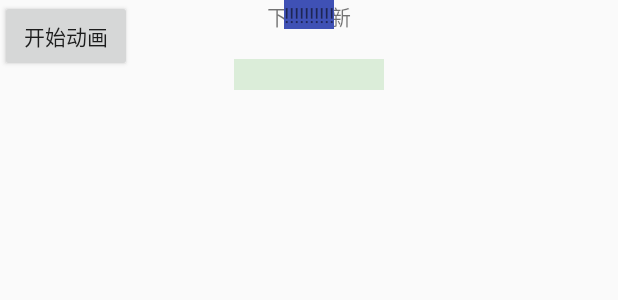
After one commit to Learzhu/LearzhuBrowser, an Android app: the layout activity_anim.xml on its own in the app's theme, with its tools: preview values and no code run, on a phone screen of 412 x 824 dp. The commit adds this screen. Shown: the top 300 px of the screen. Run offline under Robolectric (Android 15) with nearby library versions, the phone set to English and light mode, and no system bars.

Commit message:
1.新增时间格式化的方法 修改分割的方法 2.新增百分数 3.新增属性动画 发现view.getLeft（）在相对布局中会出现异常 使用另一种方式

```diff
--- /dev/null
+++ b/app/src/main/res/layout/activity_anim.xml
@@ -0,0 +1,127 @@
+<?xml version="1.0" encoding="utf-8"?>
+<RelativeLayout xmlns:android="http://schemas.android.com/apk/res/android"
+                android:layout_width="match_parent"
+                android:layout_height="100dp">
+    <!--下拉刷新-->
+    <TextView
+        android:id="@+id/tv_refresh_pull"
+        android:layout_width="wrap_content"
+        android:layout_height="wrap_content"
+        android:layout_centerHorizontal="true"
+        android:text="下拉刷新"/>
+
+    <RelativeLayout
+        android:id="@+id/rl_refresh"
+        android:layout_width="100dp"
+        android:layout_height="wrap_content"
+        android:layout_centerInParent="true"
+        android:background="#22119900"
+        android:paddingBottom="5dp"
+        android:paddingTop="5dp"
+        android:visibility="visible">
+
+        <ImageView
+            android:id="@+id/iv_refresh_left"
+            android:layout_width="wrap_content"
+            android:layout_height="wrap_content"
+            android:layout_alignParentLeft="true"
+            android:background="@mipmap/ic_novel_refresh_head_red_bobble"
+            android:visibility="invisible"/>
+
+        <ImageView
+            android:id="@+id/iv_refresh_right"
+            android:layout_width="wrap_content"
+            android:layout_height="wrap_content"
+            android:layout_alignParentRight="true"
+            android:background="@mipmap/ic_novel_refresh_head_blue_bobble"
+            android:visibility="invisible"/>
+
+    </RelativeLayout>
+
+    <!--<ImageView-->
+    <!--android:id="@+id/iv_refresh_left"-->
+    <!--android:layout_width="wrap_content"-->
+    <!--android:layout_height="wrap_content"-->
+    <!--android:layout_alignParentLeft="true"-->
+    <!--android:layout_centerVertical="true"-->
+    <!--android:layout_marginLeft="50dp"-->
+    <!--android:background="@mipmap/ic_novel_refresh_head_red_bobble"-->
+    <!--android:visibility="visible"/>-->
+
+    <!--<ImageView-->
+    <!--android:id="@+id/iv_refresh_right"-->
+    <!--android:layout_width="wrap_content"-->
+    <!--android:layout_height="wrap_content"-->
+    <!--android:layout_alignParentRight="true"-->
+    <!--android:layout_centerVertical="true"-->
+    <!--android:layout_marginRight="50dp"-->
+    <!--android:background="@mipmap/ic_novel_refresh_head_blue_bobble"-->
+    <!--android:visibility="visible"/>-->
+
+    <!--<LinearLayout-->
+    <!--android:id="@+id/rl_refresh"-->
+    <!--android:layout_width="200dp"-->
+    <!--android:layout_height="wrap_content"-->
+    <!--android:layout_centerInParent="true"-->
+    <!--android:background="#22119900"-->
+    <!--android:orientation="horizontal"-->
+    <!--android:paddingBottom="5dp"-->
+    <!--android:paddingTop="5dp"-->
+    <!--android:visibility="visible">-->
+
+    <!--<ImageView-->
+    <!--android:id="@+id/iv_refresh_left"-->
+    <!--android:layout_width="wrap_content"-->
+    <!--android:layout_height="wrap_content"-->
+    <!--android:layout_alignParentLeft="true"-->
+    <!--android:background="@mipmap/ic_novel_refresh_head_red_bobble"-->
+    <!--android:visibility="visible"/>-->
+
+    <!--<ImageView-->
+    <!--android:id="@+id/iv_refresh_right"-->
+    <!--android:layout_width="wrap_content"-->
+    <!--android:layout_height="wrap_content"-->
+    <!--android:layout_alignParentRight="true"-->
+    <!--android:layout_marginLeft="100dp"-->
+    <!--android:background="@mipmap/ic_novel_refresh_head_blue_bobble"-->
+    <!--android:visibility="visible"/>-->
+
+    <!--</LinearLayout>-->
+
+    <!--最终显示的刷新完成-->
+    <LinearLayout
+        android:id="@+id/ll_refresh_done"
+        android:layout_width="wrap_content"
+        android:layout_height="wrap_content"
+        android:layout_centerHorizontal="true"
+        android:layout_centerInParent="true"
+        android:gravity="center_vertical"
+        android:orientation="horizontal"
+        android:visibility="invisible">
+
+        <ImageView
+            android:layout_width="wrap_content"
+            android:layout_height="wrap_content"
+            android:src="@mipmap/ic_novel_refresh_head_done"/>
+
+        <TextView
+            android:layout_width="wrap_content"
+            android:layout_height="wrap_content"
+            android:layout_marginLeft="5dp"
+            android:text="刷新完成"/>
+    </LinearLayout>
+
+    <Button
+        android:id="@+id/btn_start"
+        android:layout_width="wrap_content"
+        android:layout_height="wrap_content"
+        android:text="开始动画"/>
+
+    <TextView
+        android:id="@+id/tv_test"
+        android:layout_width="wrap_content"
+        android:layout_height="wrap_content"
+        android:layout_centerHorizontal="true"
+        android:background="@color/colorPrimary"
+        android:text="!!!!!!!!!!"/>
+</RelativeLayout>
```
Also changed, not shown: app/build.gradle (+4 -4 lines), app/src/main/AndroidManifest.xml (+17 -4 lines), app/src/main/java/com/learzhu/browser/activity/AnimActivity.java (added, +240 -0 lines), app/src/main/java/com/learzhu/browser/fragment/MainActivityFragment.java (+4 -5 lines), app/src/main/java/com/learzhu/browser/test/StringTest.java (added, +23 -0 lines), app/src/main/java/com/learzhu/browser/test/TestNumber.java (+1 -0 lines), app/src/main/java/com/learzhu/browser/utils/StringUtils.java (added, +61 -0 lines), app/src/main/res/mipmap-xhdpi/ic_novel_refresh_head_blue_bobble.png (added), app/src/main/res/mipmap-xhdpi/ic_novel_refresh_head_done.png (added), app/src/main/res/mipmap-xhdpi/ic_novel_refresh_head_red_bobble.png (added), app/src/main/res/mipmap-xxhdpi/ic_novel_refresh_head_blue_bobble.png (added), app/src/main/res/mipmap-xxhdpi/ic_novel_refresh_head_done.png (added), app/src/main/res/mipmap-xxhdpi/ic_novel_refresh_head_red_bobble.png (added).
